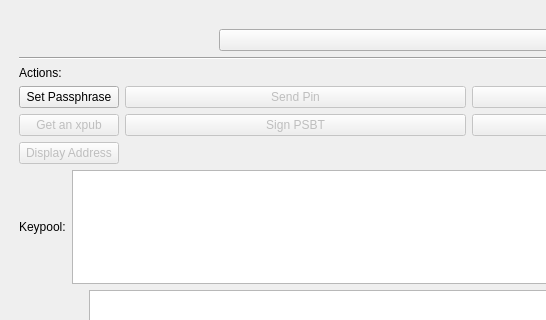
The window that hwilib/ui/mainwindow.ui (bitcoin-core/HWI) describes before a commit, drawn with Qt 5; both pictures show x 0 to 546 and y 0 to 320 of the 828 by 430 pixel window.
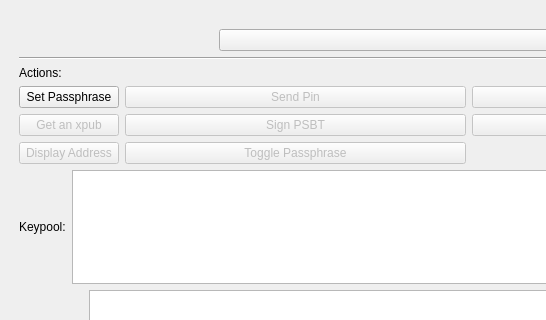
The same window after the commit.

The edit to the form file:
```diff
--- a/hwilib/ui/mainwindow.ui
+++ b/hwilib/ui/mainwindow.ui
@@ -177,6 +177,16 @@
          </property>
         </widget>
        </item>
+       <item row="3" column="1">
+        <widget class="QPushButton" name="toggle_passphrase_button">
+         <property name="enabled">
+          <bool>false</bool>
+         </property>
+         <property name="text">
+          <string>Toggle Passphrase</string>
+         </property>
+        </widget>
+       </item>
       </layout>
      </item>
      <item>
```
